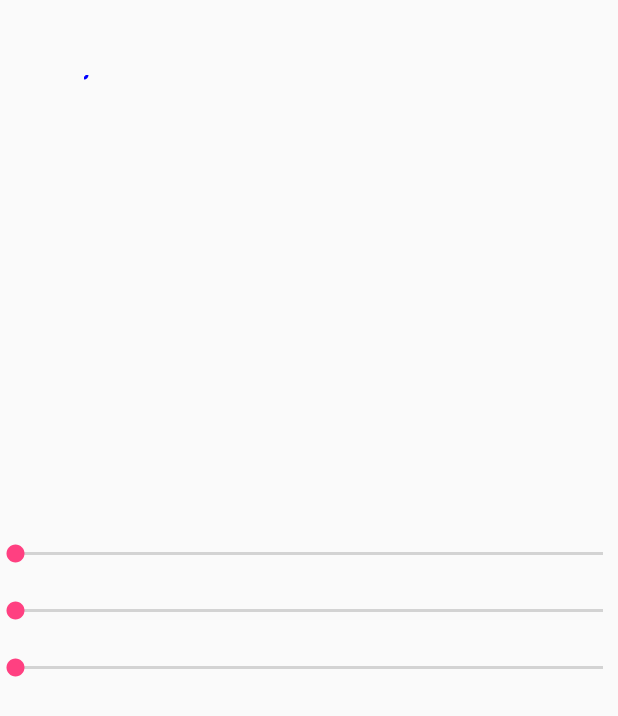
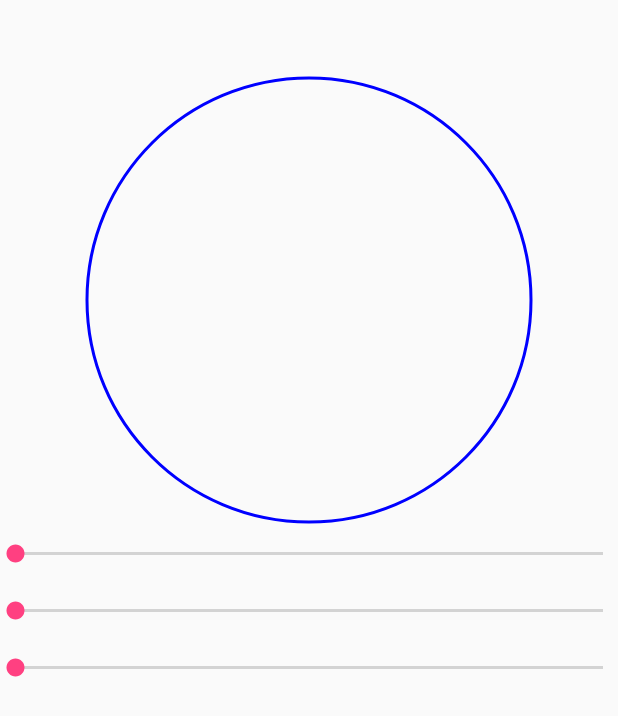
Before and after one commit to jinganghuluwa/ViewDragHelperSearch, an Android app: the FourPathCircleActivity screen opened directly, with no data from a screen before it, on a phone screen of 412 x 824 dp. Shown: the top 716 px of the screen. Run offline under Robolectric (Android 15) with nearby library versions, the phone set to English and light mode, and no system bars.

Commit message:
modify view size
Signed-off-by: tongzhichao <tongzhichao@le.com>

```diff
--- a/app/src/main/java/com/tongzhichao/path/DropView.java
+++ b/app/src/main/java/com/tongzhichao/path/DropView.java
@@ -53,8 +53,9 @@ public class DropView extends View {
     @Override
     protected void onMeasure(int widthMeasureSpec, int heightMeasureSpec) {
         super.onMeasure(widthMeasureSpec, heightMeasureSpec);
-        viewWidth = getWidth();
-        viewHeight = getHeight();
+        viewWidth = MeasureSpec.getSize(widthMeasureSpec);
+        viewHeight = MeasureSpec.getSize(heightMeasureSpec);
+        setMeasuredDimension(viewWidth,viewHeight);
         mCircleOneCenter = new Point();
         mCircleOneCenter.set(viewWidth / 2, viewHeight / 2);
         mCircleTwoCenter = new Point(mCircleOneCenter.x, mCircleOneCenter.y);
--- a/app/src/main/java/com/tongzhichao/path/FourPathCircle.java
+++ b/app/src/main/java/com/tongzhichao/path/FourPathCircle.java
@@ -38,8 +38,9 @@ public class FourPathCircle extends View {
     @Override
     protected void onMeasure(int widthMeasureSpec, int heightMeasureSpec) {
         super.onMeasure(widthMeasureSpec, heightMeasureSpec);
-        width = getWidth();
-        height = getHeight();
+        width = MeasureSpec.getSize(widthMeasureSpec);
+        height = MeasureSpec.getSize(heightMeasureSpec);
+        setMeasuredDimension(width,height);
         initPoints();
         initPath();
         invalidate();
--- a/app/src/main/java/com/tongzhichao/path/PointView.java
+++ b/app/src/main/java/com/tongzhichao/path/PointView.java
@@ -34,8 +34,9 @@ public class PointView extends View {
     @Override
     protected void onMeasure(int widthMeasureSpec, int heightMeasureSpec) {
         super.onMeasure(widthMeasureSpec, heightMeasureSpec);
-        width = getWidth();
-        height = getHeight();
+        width = MeasureSpec.getSize(widthMeasureSpec);
+        height = MeasureSpec.getSize(heightMeasureSpec);
+        setMeasuredDimension(width,height);
         initPoints();
     }
 
```
